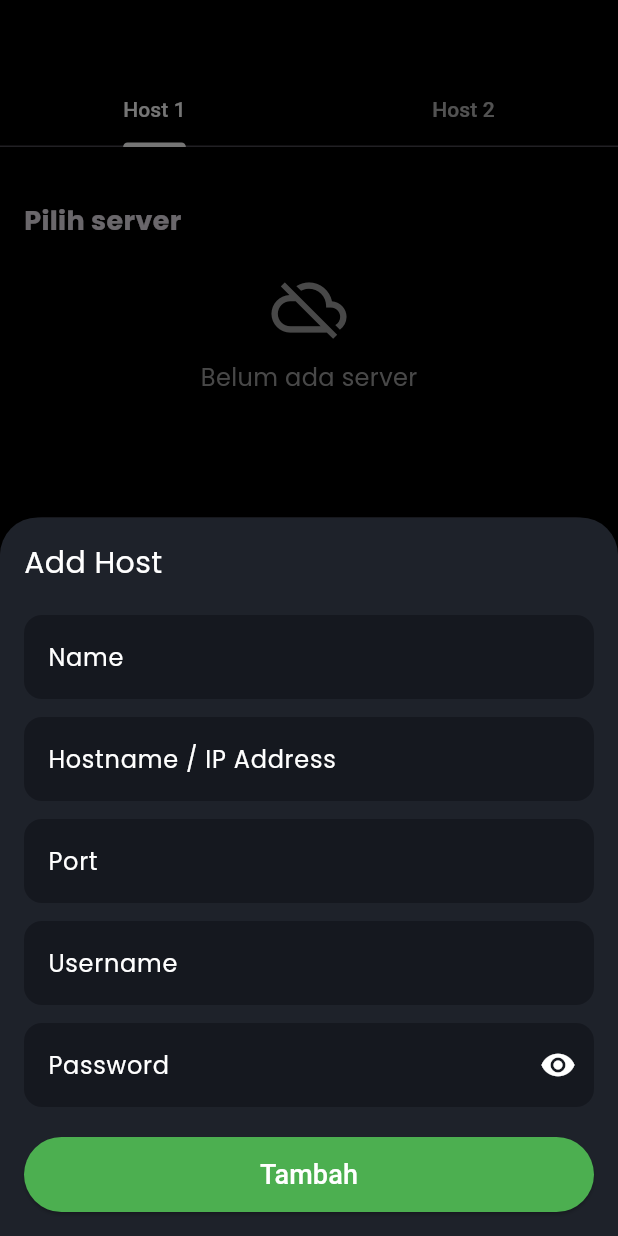
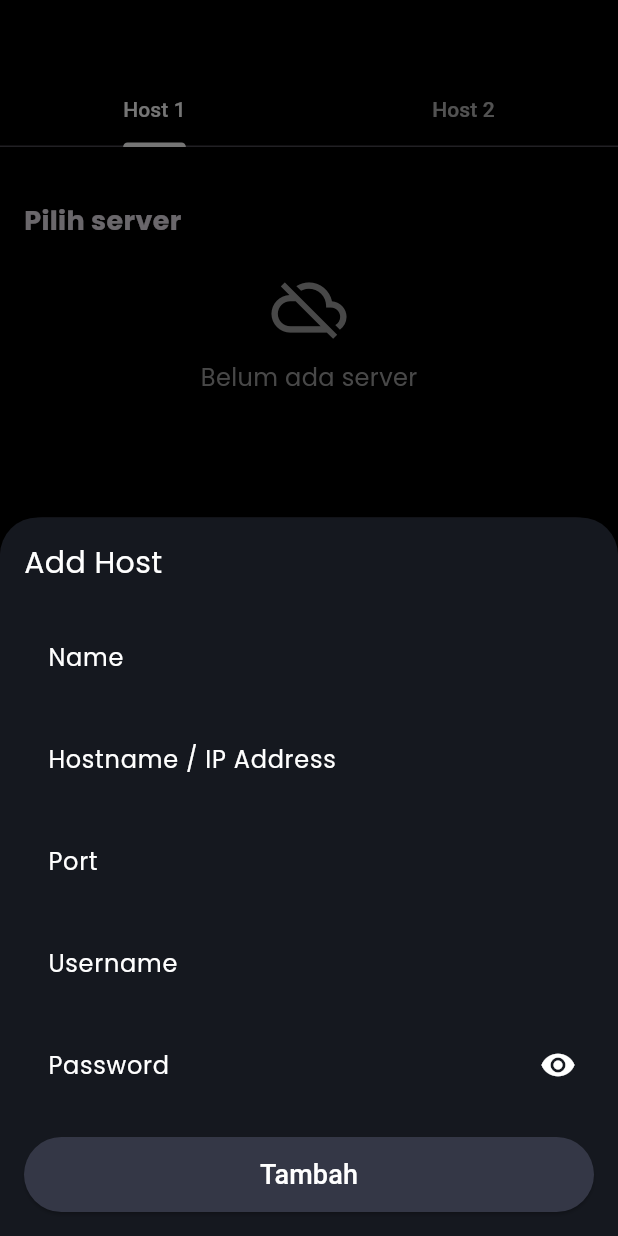
Before and after one commit to FoldExz/network-app, a Flutter app: the screen it shows after launch, item 5 of the bottom bar chosen, after a tap on the "add" icon, on a phone screen of 412 x 824 dp. Run offline on Flutter 3.47's test engine with Material 3 defaults, Android fonts, the phone set to English and light mode, and no system bars; our stand-ins replace connectivity_plus, flutter_svg, permission_handler, share_plus, shared_preferences; missing offline and left inert: dart_ping, dartssh2, flutter_network_inspector, speed_test_dart; project files that could hold a hidden picture were left out.

Commit message:
change ui

```diff
--- a/lib/pages/files_page.dart
+++ b/lib/pages/files_page.dart
@@ -302,6 +302,7 @@ Future<void> _loadHostsFromPreferences() async {
 }
 
 // Fungsi untuk menampilkan bottom sheet untuk menambahkan host baru
+// Fungsi untuk menampilkan bottom sheet untuk menambahkan host baru
 void addHostBottomSheet(BuildContext context, Function refreshHosts) {
   String name = '';
   String hostname = '';
@@ -319,7 +320,8 @@ void addHostBottomSheet(BuildContext context, Function refreshHosts) {
         child: Container(
           padding: const EdgeInsets.all(16),
           decoration: const BoxDecoration(
-            color: Color(0xFF1E222A),
+            color: Color(
+                0xFF15181F), // Mengubah warna latar belakang menjadi #15181F
             borderRadius: BorderRadius.vertical(top: Radius.circular(25)),
           ),
           child: StatefulBuilder(
@@ -384,7 +386,8 @@ void addHostBottomSheet(BuildContext context, Function refreshHosts) {
                       },
                       style: ElevatedButton.styleFrom(
                         minimumSize: const Size(double.infinity, 50),
-                        backgroundColor: Colors.green,
+                        backgroundColor: const Color(
+                            0xFF343746), // Mengubah warna tombol menjadi #343746
                       ),
                       child: const Text("Tambah",
                           style: TextStyle(fontSize: 18, color: Colors.white)),
@@ -425,7 +428,8 @@ void modifyHostBottomSheet(
         child: Container(
           padding: const EdgeInsets.all(16),
           decoration: const BoxDecoration(
-            color: Color(0xFF1E222A),
+            color: Color(
+                0xFF15181F), // Mengubah warna latar belakang menjadi #15181F
             borderRadius: BorderRadius.vertical(top: Radius.circular(25)),
           ),
           child: StatefulBuilder(
@@ -452,9 +456,6 @@ void modifyHostBottomSheet(
                                 });
                                 await _saveHostsToPreferences();
                                 Navigator.pop(context);
-
-                                // Panggil _refreshHosts untuk memastikan UI terupdate
-                                // await _refreshHosts();
                               },
                               child: const Text(
                                 "Hapus",
@@ -517,7 +518,8 @@ void modifyHostBottomSheet(
                       },
                       style: ElevatedButton.styleFrom(
                         minimumSize: const Size(double.infinity, 50),
-                        backgroundColor: Colors.green,
+                        backgroundColor: const Color(
+                            0xFF343746), // Mengubah warna tombol menjadi #343746
                       ),
                       child: const Text("Simpan",
                           style: TextStyle(fontSize: 18, color: Colors.white)),
```
